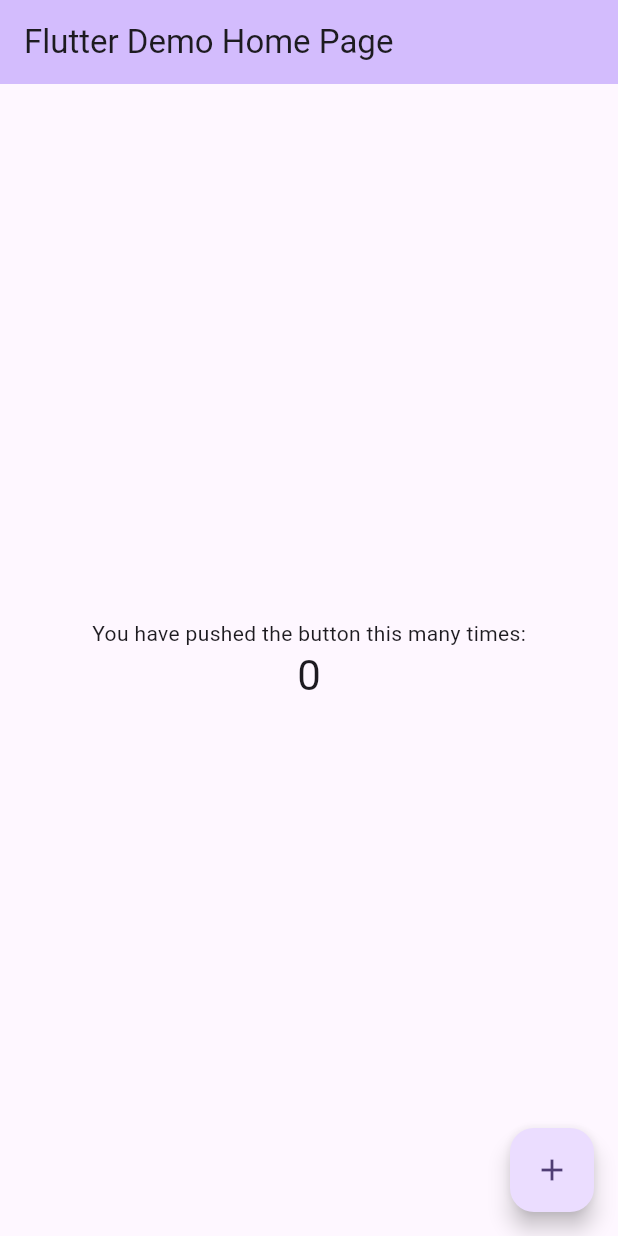
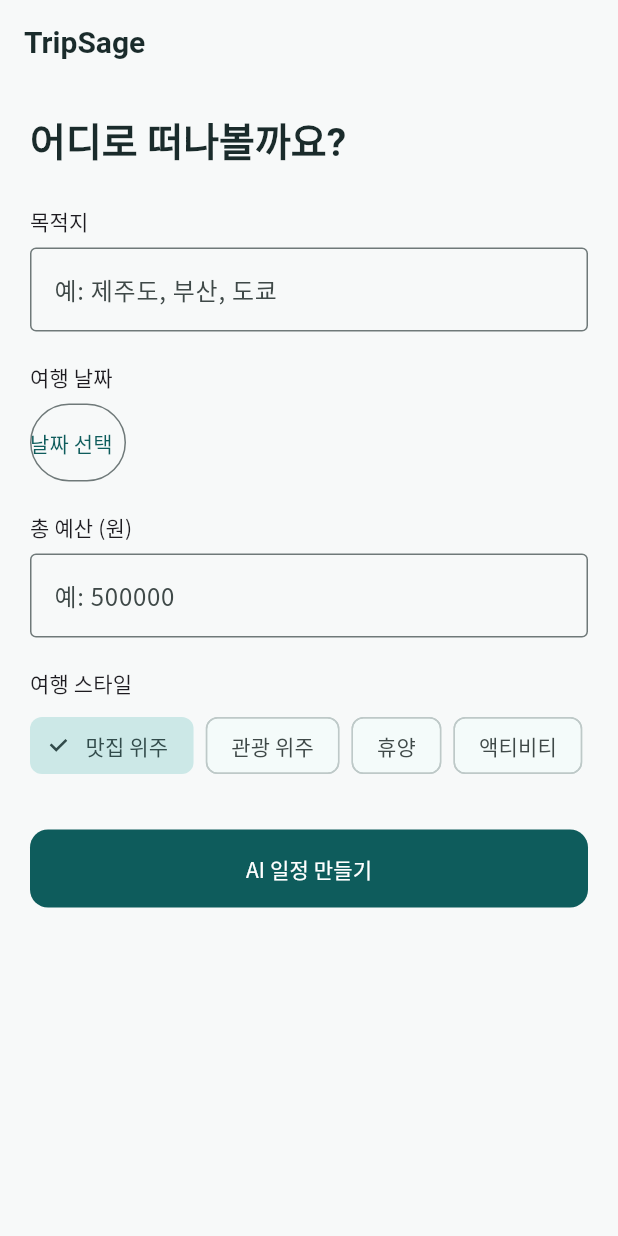
Before and after one commit to E2G0I2T/trip_sage, a Flutter app: the screen it shows after launch, on a phone screen of 412 x 824 dp. Run offline on Flutter 3.47's test engine with Material 3 defaults, Android fonts, the light colour scheme and no system bars; our stand-ins replace cloud_firestore, cloud_functions, firebase_auth, firebase_core, flutter_riverpod, go_router and 1 more; accounts and stored records are empty; network calls fail.

Commit message:
Add trip input form, AI itinerary generation, and Firestore save

```diff
--- a/lib/main.dart
+++ b/lib/main.dart
@@ -1,122 +1,33 @@
 import 'package:flutter/material.dart';
+import 'package:firebase_core/firebase_core.dart';
+import 'package:firebase_auth/firebase_auth.dart';
+import 'package:flutter_riverpod/flutter_riverpod.dart';
+import 'firebase_options.dart';
+import 'router.dart';
+import 'theme.dart';
 
-void main() {
-  runApp(const MyApp());
+void main() async {
+  WidgetsFlutterBinding.ensureInitialized();
+  await Firebase.initializeApp(
+    options: DefaultFirebaseOptions.currentPlatform,
+  );
+
+  if (FirebaseAuth.instance.currentUser == null) {
+    await FirebaseAuth.instance.signInAnonymously();
+  }
+
+  runApp(const ProviderScope(child: MyApp()));
 }
 
 class MyApp extends StatelessWidget {
   const MyApp({super.key});
 
-  // This widget is the root of your application.
   @override
   Widget build(BuildContext context) {
-    return MaterialApp(
-      title: 'Flutter Demo',
-      theme: ThemeData(
-        // This is the theme of your application.
-        //
-        // TRY THIS: Try running your application with "flutter run". You'll see
-        // the application has a purple toolbar. Then, without quitting the app,
-        // try changing the seedColor in the colorScheme below to Colors.green
-        // and then invoke "hot reload" (save your changes or press the "hot
-        // reload" button in a Flutter-supported IDE, or press "r" if you used
-        // the command line to start the app).
-        //
-        // Notice that the counter didn't reset back to zero; the application
-        // state is not lost during the reload. To reset the state, use hot
-        // restart instead.
-        //
-        // This works for code too, not just values: Most code changes can be
-        // tested with just a hot reload.
-        colorScheme: .fromSeed(seedColor: Colors.deepPurple),
-      ),
-      home: const MyHomePage(title: 'Flutter Demo Home Page'),
+    return MaterialApp.router(
+      title: 'TripSage',
+      theme: tripSageTheme,
+      routerConfig: router,
     );
   }
 }
-
-class MyHomePage extends StatefulWidget {
-  const MyHomePage({super.key, required this.title});
-
-  // This widget is the home page of your application. It is stateful, meaning
-  // that it has a State object (defined below) that contains fields that affect
-  // how it looks.
-
-  // This class is the configuration for the state. It holds the values (in this
-  // case the title) provided by the parent (in this case the App widget) and
-  // used by the build method of the State. Fields in a Widget subclass are
-  // always marked "final".
-
-  final String title;
-
-  @override
-  State<MyHomePage> createState() => _MyHomePageState();
-}
-
-class _MyHomePageState extends State<MyHomePage> {
-  int _counter = 0;
-
-  void _incrementCounter() {
-    setState(() {
-      // This call to setState tells the Flutter framework that something has
-      // changed in this State, which causes it to rerun the build method below
-      // so that the display can reflect the updated values. If we changed
-      // _counter without calling setState(), then the build method would not be
-      // called again, and so nothing would appear to happen.
-      _counter++;
-    });
-  }
-
-  @override
-  Widget build(BuildContext context) {
-    // This method is rerun every time setState is called, for instance as done
-    // by the _incrementCounter method above.
-    //
-    // The Flutter framework has been optimized to make rerunning build methods
-    // fast, so that you can just rebuild anything that needs updating rather
-    // than having to individually change instances of widgets.
-    return Scaffold(
-      appBar: AppBar(
-        // TRY THIS: Try changing the color here to a specific color (to
-        // Colors.amber, perhaps?) and trigger a hot reload to see the AppBar
-        // change color while the other colors stay the same.
-        backgroundColor: Theme.of(context).colorScheme.inversePrimary,
-        // Here we take the value from the MyHomePage object that was created by
-        // the App.build method, and use it to set our appbar title.
-        title: Text(widget.title),
-      ),
-      body: Center(
-        // Center is a layout widget. It takes a single child and positions it
-        // in the middle of the parent.
-        child: Column(
-          // Column is also a layout widget. It takes a list of children and
-          // arranges them vertically. By default, it sizes itself to fit its
-          // children horizontally, and tries to be as tall as its parent.
-          //
-          // Column has various properties to control how it sizes itself and
-          // how it positions its children. Here we use mainAxisAlignment to
-          // center the children vertically; the main axis here is the vertical
-          // axis because Columns are vertical (the cross axis would be
-          // horizontal).
-          //
-          // TRY THIS: Invoke "debug painting" (choose the "Toggle Debug Paint"
-          // action in the IDE, or press "p" in the console), to see the
-          // wireframe for each widget.
-          mainAxisAlignment: .center,
-          children: [
-            const Text('You have pushed the button this many times:'),
-            Text(
-              '$_counter',
-              style: Theme.of(context).textTheme.headlineMedium,
-            ),
-          ],
-        ),
-      ),
-      floatingActionButton: FloatingActionButton(
-        onPressed: _incrementCounter,
-        tooltip: 'Increment',
-        child: const Icon(Icons.add),
-      ),
-    );
-  }
-}
--- /dev/null
+++ b/lib/router.dart
@@ -0,0 +1,20 @@
+import 'package:go_router/go_router.dart';
+import 'screens/trip_input_screen.dart';
+import 'screens/trip_result_screen.dart';
+
+final router = GoRouter(
+  initialLocation: '/',
+  routes: [
+    GoRoute(
+      path: '/',
+      builder: (context, state) => const TripInputScreen(),
+    ),
+    GoRoute(
+      path: '/result',
+      builder: (context, state) {
+        final data = state.extra as Map<String, dynamic>;
+        return TripResultScreen(data: data);
+      },
+    ),
+  ],
+);
--- /dev/null
+++ b/lib/screens/trip_input_screen.dart
@@ -0,0 +1,183 @@
+import 'package:flutter/material.dart';
+import 'package:flutter_riverpod/flutter_riverpod.dart';
+import 'package:go_router/go_router.dart';
+import '../services/itinerary_service.dart';
+
+class TripInputScreen extends ConsumerStatefulWidget {
+  const TripInputScreen({super.key});
+
+  @override
+  ConsumerState<TripInputScreen> createState() => _TripInputScreenState();
+}
+
+class _TripInputScreenState extends ConsumerState<TripInputScreen> {
+  final _destinationController = TextEditingController();
+  final _budgetController = TextEditingController();
+  DateTimeRange? _dateRange;
+  String _travelStyle = '맛집 위주';
+  bool _loading = false;
+  String? _errorMessage;
+
+  static const _travelStyles = ['맛집 위주', '관광 위주', '휴양', '액티비티'];
+
+  @override
+  void dispose() {
+    _destinationController.dispose();
+    _budgetController.dispose();
+    super.dispose();
+  }
+
+  Future<void> _pickDateRange() async {
+    final now = DateTime.now();
+    final picked = await showDateRangePicker(
+      context: context,
+      firstDate: now,
+      lastDate: now.add(const Duration(days: 365)),
+      initialDateRange: _dateRange,
+    );
+    if (picked != null) {
+      setState(() => _dateRange = picked);
+    }
+  }
+
+  Future<void> _submit() async {
+    if (_destinationController.text.trim().isEmpty) {
+      setState(() => _errorMessage = '목적지를 입력해주세요.');
+      return;
+    }
+    if (_dateRange == null) {
+      setState(() => _errorMessage = '여행 날짜를 선택해주세요.');
+      return;
+    }
+    final budget = int.tryParse(_budgetController.text.trim());
+    if (budget == null || budget <= 0) {
+      setState(() => _errorMessage = '예산을 올바르게 입력해주세요.');
+      return;
+    }
+
+    setState(() {
+      _loading = true;
+      _errorMessage = null;
+    });
+
+    try {
+      final service = ref.read(itineraryServiceProvider);
+      final result = await service.generateItinerary(
+        destination: _destinationController.text.trim(),
+        startDate: _dateRange!.start,
+        endDate: _dateRange!.end,
+        budget: budget,
+        travelStyle: _travelStyle,
+      );
+
+      if (!mounted) return;
+      context.push('/result', extra: {
+        'destination': _destinationController.text.trim(),
+        'startDate': _dateRange!.start,
+        'endDate': _dateRange!.end,
+        'budget': budget,
+        'travelStyle': _travelStyle,
+        'itinerary': result,
+      });
+    } catch (e) {
+      setState(() => _errorMessage = '일정 생성에 실패했어요: $e');
+    } finally {
+      if (mounted) setState(() => _loading = false);
+    }
+  }
+
+  String _formatRange(DateTimeRange range) {
+    String fmt(DateTime d) =>
+        '${d.year}.${d.month.toString().padLeft(2, '0')}.${d.day.toString().padLeft(2, '0')}';
+    final days = range.duration.inDays + 1;
+    return '${fmt(range.start)} ~ ${fmt(range.end)} ($days일)';
+  }
+
+  @override
+  Widget build(BuildContext context) {
+    return Scaffold(
+      appBar: AppBar(title: const Text('TripSage')),
+      body: SafeArea(
+        child: SingleChildScrollView(
+          padding: const EdgeInsets.all(20),
+          child: Column(
+            crossAxisAlignment: CrossAxisAlignment.start,
+            children: [
+              Text('어디로 떠나볼까요?', style: Theme.of(context).textTheme.headlineSmall),
+              const SizedBox(height: 24),
+
+              Text('목적지', style: Theme.of(context).textTheme.labelLarge),
+              const SizedBox(height: 8),
+              TextField(
+                controller: _destinationController,
+                decoration: const InputDecoration(
+                  hintText: '예: 제주도, 부산, 도쿄',
+                  border: OutlineInputBorder(),
+                ),
+              ),
+              const SizedBox(height: 20),
+
+              Text('여행 날짜', style: Theme.of(context).textTheme.labelLarge),
+              const SizedBox(height: 8),
+              OutlinedButton(
+                onPressed: _pickDateRange,
+                style: OutlinedButton.styleFrom(
+                  padding: const EdgeInsets.symmetric(vertical: 16),
+                  alignment: Alignment.centerLeft,
+                ),
+                child: Text(_dateRange == null ? '날짜 선택' : _formatRange(_dateRange!)),
+              ),
+              const SizedBox(height: 20),
+
+              Text('총 예산 (원)', style: Theme.of(context).textTheme.labelLarge),
+              const SizedBox(height: 8),
+              TextField(
+                controller: _budgetController,
+                keyboardType: TextInputType.number,
+                decoration: const InputDecoration(
+                  hintText: '예: 500000',
+                  border: OutlineInputBorder(),
+                ),
+              ),
+              const SizedBox(height: 20),
+
+              Text('여행 스타일', style: Theme.of(context).textTheme.labelLarge),
+              const SizedBox(height: 8),
+              Wrap(
+                spacing: 8,
+                children: _travelStyles.map((style) {
+                  return ChoiceChip(
+                    label: Text(style),
+                    selected: _travelStyle == style,
+                    onSelected: (_) => setState(() => _travelStyle = style),
+                  );
+                }).toList(),
+              ),
+
+              if (_errorMessage != null) ...[
+                const SizedBox(height: 16),
+                Text(_errorMessage!, style: TextStyle(color: Theme.of(context).colorScheme.error)),
+              ],
+
+              const SizedBox(height: 32),
+              SizedBox(
+                width: double.infinity,
+                child: FilledButton(
+                  onPressed: _loading ? null : _submit,
+                  style: FilledButton.styleFrom(padding: const EdgeInsets.symmetric(vertical: 16)),
+                  child: _loading
+                      ? const SizedBox(
+                          height: 20,
+                          width: 20,
+                          child: CircularProgressIndicator(strokeWidth: 2, color: Colors.white),
+                        )
+                      : const Text('AI 일정 만들기'),
+                ),
+              ),
+            ],
+          ),
+        ),
+      ),
+    );
+  }
+}
--- /dev/null
+++ b/lib/theme.dart
@@ -0,0 +1,44 @@
+import 'package:flutter/material.dart';
+import 'package:google_fonts/google_fonts.dart';
+
+final tripSageTheme = ThemeData(
+  useMaterial3: true,
+  colorScheme: ColorScheme.fromSeed(
+    seedColor: const Color(0xFF0E5C5C),
+    primary: const Color(0xFF0E5C5C),
+    secondary: const Color(0xFFFF6B4A),
+  ),
+  scaffoldBackgroundColor: const Color(0xFFF7F9F9),
+  textTheme: GoogleFonts.notoSansKrTextTheme().copyWith(
+    headlineSmall: GoogleFonts.gowunBatang(
+      fontSize: 26,
+      fontWeight: FontWeight.w700,
+      color: const Color(0xFF1A2B2B),
+    ),
+    titleLarge: GoogleFonts.gowunBatang(
+      fontSize: 20,
+      fontWeight: FontWeight.w700,
+      color: const Color(0xFF1A2B2B),
+    ),
+  ),
+  appBarTheme: const AppBarTheme(
+    backgroundColor: Color(0xFFF7F9F9),
+    foregroundColor: Color(0xFF1A2B2B),
+    elevation: 0,
+  ),
+  cardTheme: CardThemeData(
+    elevation: 0,
+    color: Colors.white,
+    shape: RoundedRectangleBorder(
+      borderRadius: BorderRadius.circular(14),
+      side: BorderSide(color: Colors.black.withValues(alpha: 0.06)),
+    ),
+  ),
+  filledButtonTheme: FilledButtonThemeData(
+    style: FilledButton.styleFrom(
+      backgroundColor: const Color(0xFF0E5C5C),
+      foregroundColor: Colors.white,
+      shape: RoundedRectangleBorder(borderRadius: BorderRadius.circular(12)),
+    ),
+  ),
+);
--- a/pubspec.yaml
+++ b/pubspec.yaml
@@ -42,6 +42,7 @@ dependencies:
   go_router: ^17.3.0
   google_maps_flutter: ^2.17.1
   fl_chart: ^1.2.0
+  google_fonts: ^8.1.0
 
 dev_dependencies:
   flutter_test:
```
Also changed, not shown: lib/screens/trip_result_screen.dart (added, +112 -0 lines), lib/services/itinerary_service.dart (added, +30 -0 lines), lib/services/trip_service.dart (added, +40 -0 lines), firebase.json, pubspec.lock, 7 other files.
